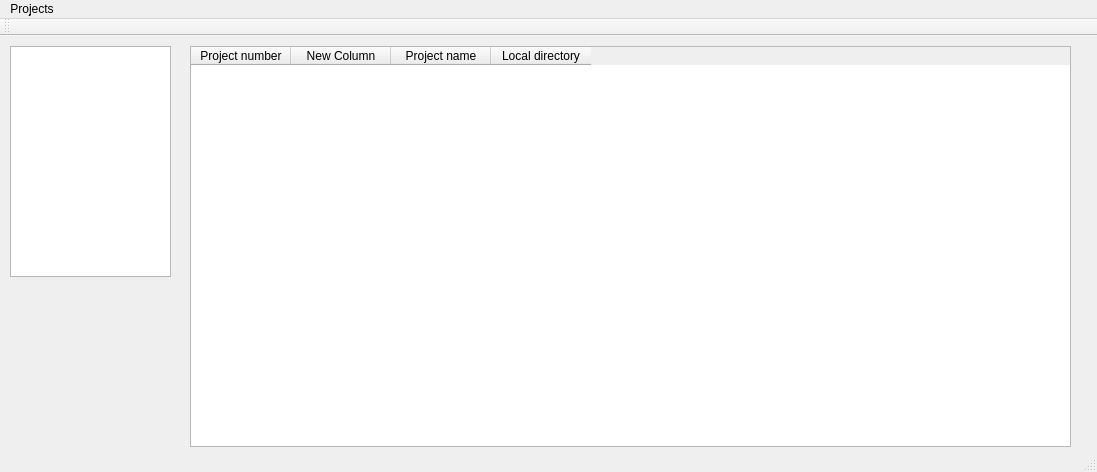
Qt form creo_sinel/mainwindow.ui (liculm89/Creo-SInel) before a commit.
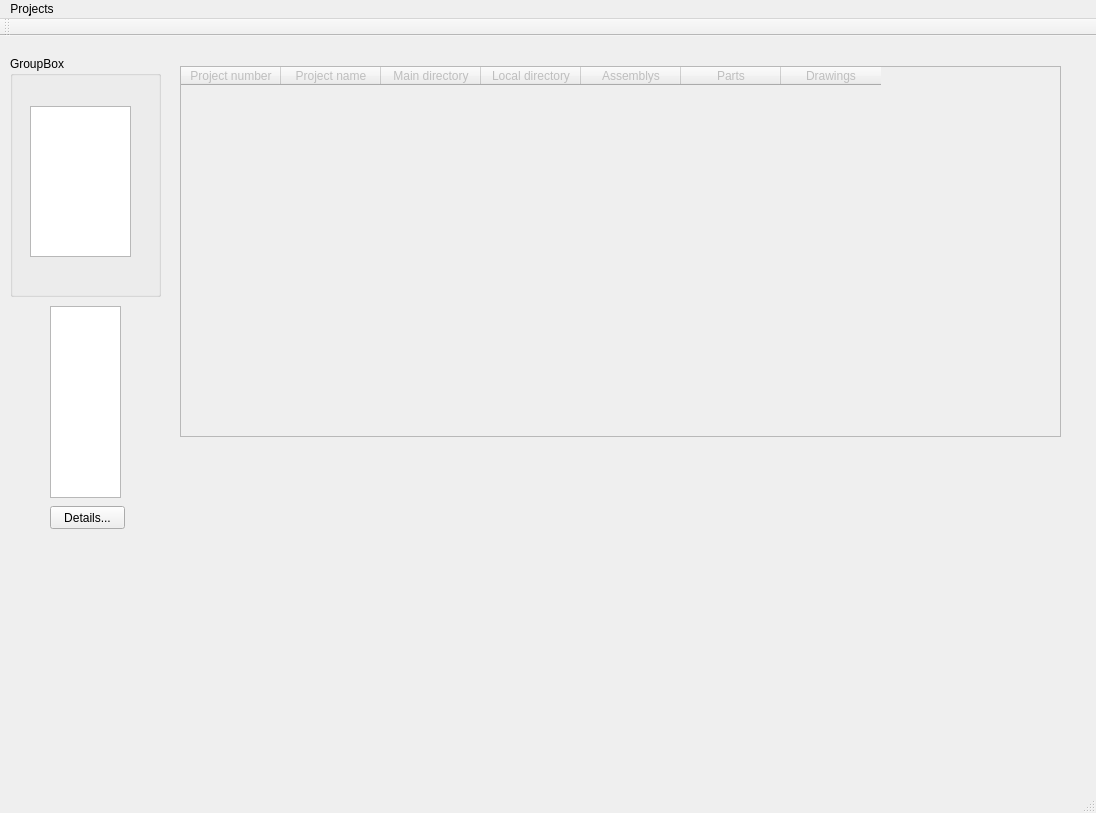
The same form after that commit.

The edit to the form file:
```diff
--- a/creo_sinel/mainwindow.ui
+++ b/creo_sinel/mainwindow.ui
@@ -6,8 +6,8 @@
    <rect>
     <x>0</x>
     <y>0</y>
-    <width>1097</width>
-    <height>472</height>
+    <width>1096</width>
+    <height>813</height>
    </rect>
   </property>
   <property name="windowTitle">
@@ -17,20 +17,46 @@
    <widget class="QListWidget" name="projectsList">
     <property name="geometry">
      <rect>
+      <x>50</x>
+      <y>270</y>
+      <width>71</width>
+      <height>192</height>
+     </rect>
+    </property>
+   </widget>
+   <widget class="QGroupBox" name="groupBox">
+    <property name="geometry">
+     <rect>
       <x>10</x>
-      <y>10</y>
-      <width>161</width>
-      <height>231</height>
+      <y>20</y>
+      <width>151</width>
+      <height>241</height>
      </rect>
     </property>
+    <property name="title">
+     <string>GroupBox</string>
+    </property>
+    <widget class="QListWidget" name="databaseTables">
+     <property name="geometry">
+      <rect>
+       <x>20</x>
+       <y>50</y>
+       <width>101</width>
+       <height>151</height>
+      </rect>
+     </property>
+    </widget>
    </widget>
    <widget class="QTableWidget" name="tableWidget">
+    <property name="enabled">
+     <bool>false</bool>
+    </property>
     <property name="geometry">
      <rect>
-      <x>190</x>
-      <y>10</y>
+      <x>180</x>
+      <y>30</y>
       <width>881</width>
-      <height>401</height>
+      <height>371</height>
      </rect>
     </property>
     <column>
@@ -38,21 +64,49 @@
       <string>Project number</string>
      </property>
     </column>
-    <column>
-     <property name="text">
-      <string>New Column</string>
-     </property>
-    </column>
     <column>
      <property name="text">
       <string>Project name</string>
      </property>
     </column>
+    <column>
+     <property name="text">
+      <string>Main directory</string>
+     </property>
+    </column>
     <column>
      <property name="text">
       <string>Local directory</string>
      </property>
     </column>
+    <column>
+     <property name="text">
+      <string>Assemblys</string>
+     </property>
+    </column>
+    <column>
+     <property name="text">
+      <string>Parts</string>
+     </property>
+    </column>
+    <column>
+     <property name="text">
+      <string>Drawings</string>
+     </property>
+    </column>
+   </widget>
+   <widget class="QPushButton" name="pushButton">
+    <property name="geometry">
+     <rect>
+      <x>50</x>
+      <y>470</y>
+      <width>75</width>
+      <height>23</height>
+     </rect>
+    </property>
+    <property name="text">
+     <string>Details...</string>
+    </property>
    </widget>
   </widget>
   <widget class="QMenuBar" name="menuBar">
@@ -60,7 +114,7 @@
     <rect>
      <x>0</x>
      <y>0</y>
-     <width>1097</width>
+     <width>1096</width>
      <height>21</height>
     </rect>
    </property>
```
